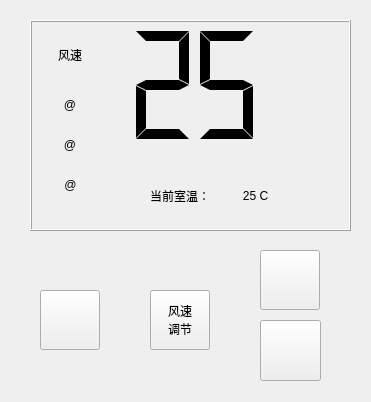
This is controller.ui in LeaveryF/ACScheduler-frontend as Qt 5 draws it before an edit. The edited form follows.
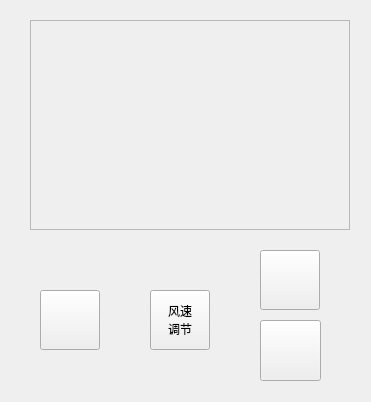
This is the edited form.

Patch:
```diff
--- a/controller.ui
+++ b/controller.ui
@@ -53,13 +53,39 @@
 调节</string>
    </property>
   </widget>
-  <widget class="QFrame" name="frame">
+  <widget class="QPushButton" name="btn_power">
+   <property name="geometry">
+    <rect>
+     <x>40</x>
+     <y>290</y>
+     <width>60</width>
+     <height>60</height>
+    </rect>
+   </property>
+   <property name="text">
+    <string/>
+   </property>
+  </widget>
+  <widget class="QStackedWidget" name="stackedWidget">
    <property name="geometry">
     <rect>
      <x>30</x>
      <y>20</y>
-     <width>321</width>
-     <height>211</height>
+     <width>320</width>
+     <height>210</height>
+    </rect>
+   </property>
+   <property name="currentIndex">
+    <number>1</number>
+   </property>
+   <widget class="QWidget" name="page">
+    <widget class="QFrame" name="frame">
+     <property name="geometry">
+      <rect>
+       <x>0</x>
+       <y>0</y>
+       <width>320</width>
+       <height>210</height>
     </rect>
    </property>
    <property name="frameShape">
@@ -238,18 +264,25 @@
     </property>
    </widget>
   </widget>
-  <widget class="QPushButton" name="btn_power">
+   </widget>
+   <widget class="QWidget" name="page_2">
+    <widget class="QFrame" name="frame_2">
    <property name="geometry">
     <rect>
-     <x>40</x>
-     <y>290</y>
-     <width>60</width>
-     <height>60</height>
-    </rect>
-   </property>
-   <property name="text">
-    <string/>
-   </property>
+       <x>0</x>
+       <y>0</y>
+       <width>320</width>
+       <height>210</height>
+      </rect>
+     </property>
+     <property name="frameShape">
+      <enum>QFrame::StyledPanel</enum>
+     </property>
+     <property name="frameShadow">
+      <enum>QFrame::Raised</enum>
+     </property>
+    </widget>
+   </widget>
   </widget>
  </widget>
  <resources/>
```
Lines whose indentation alone changed are shown as unchanged.
